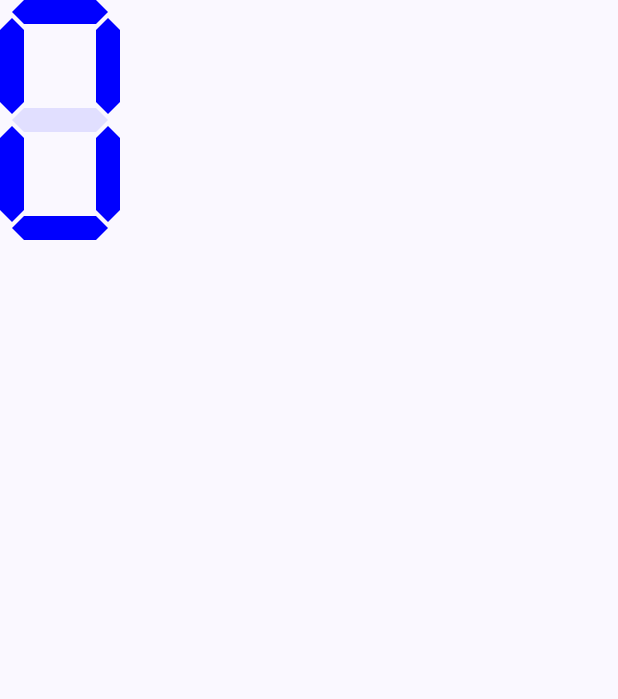
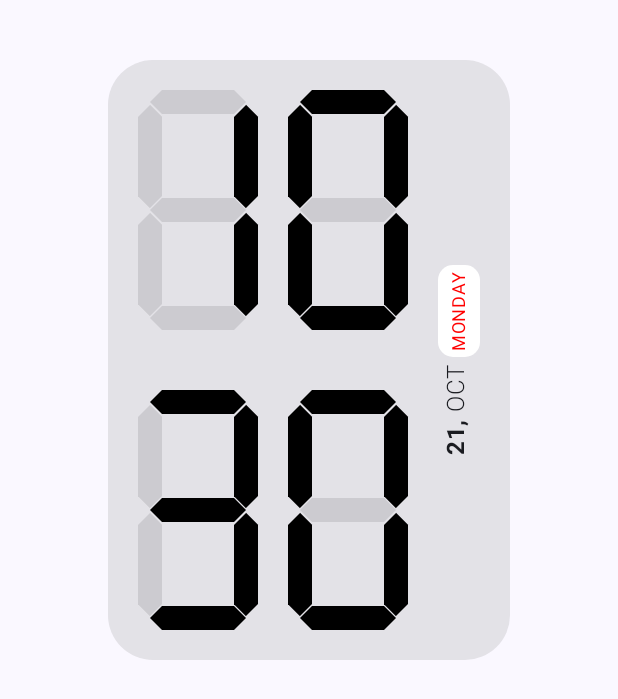
Before and after one commit to matinnasiri01/digitalClock, an Android app built with Jetpack Compose: the screen it shows after launch (MainActivity), on a phone screen of 412 x 824 dp. Shown: the top 699 px of the screen. Run offline under Robolectric (Android 15) with nearby library versions, the phone set to English and light mode, and no system bars.

Commit message:
preparation according to ui

```diff
--- a/app/src/main/java/io/nasiri/clock/MainActivity.kt
+++ b/app/src/main/java/io/nasiri/clock/MainActivity.kt
@@ -4,15 +4,14 @@ import android.os.Bundle
 import androidx.activity.ComponentActivity
 import androidx.activity.compose.setContent
 import androidx.activity.enableEdgeToEdge
-import androidx.compose.foundation.layout.Column
 import androidx.compose.foundation.layout.fillMaxSize
 import androidx.compose.foundation.layout.padding
 import androidx.compose.material3.Scaffold
 import androidx.compose.ui.Modifier
-import androidx.compose.ui.unit.dp
-import io.nasiri.clock.ui.item.SingleCounter
+import androidx.compose.ui.layout.layout
+import io.nasiri.clock.ui.MainDigitalClock
 import io.nasiri.clock.ui.theme.ClockTheme
-import io.nasiri.clock.util.new01
+import io.nasiri.clock.util.getCurrentFormattedDateTime
 
 class MainActivity : ComponentActivity() {
     override fun onCreate(savedInstanceState: Bundle?) {
@@ -21,18 +20,22 @@ class MainActivity : ComponentActivity() {
         setContent {
             ClockTheme {
                 Scaffold(modifier = Modifier.fillMaxSize()) { innerPadding ->
-                    Column(
-                        modifier = Modifier
-                            .padding(innerPadding)
-                    ) {
-                        SingleCounter(
-                            active = new01[0]?.map { it == 1 }!!,
-                            boxWidth = 80.dp
-                        )
-
-                    }
+                    MainDigitalClock(
+                        modifier = Modifier.padding(innerPadding),
+                        data = getCurrentFormattedDateTime()
+                    )
                 }
             }
         }
     }
 }
+
+fun Modifier.vertical() = layout { measurable, constraints ->
+    val placeable = measurable.measure(constraints)
+    layout(placeable.height, placeable.width) {
+        placeable.place(
+            x = -(placeable.width / 2 - placeable.height / 2),
+            y = -(placeable.height / 2 - placeable.width / 2)
+        )
+    }
+}
--- /dev/null
+++ b/app/src/main/java/io/nasiri/clock/ui/MainDigitalClock.kt
@@ -0,0 +1,109 @@
+package io.nasiri.clock.ui
+
+import androidx.compose.foundation.background
+import androidx.compose.foundation.layout.Arrangement
+import androidx.compose.foundation.layout.Box
+import androidx.compose.foundation.layout.Row
+import androidx.compose.foundation.layout.fillMaxHeight
+import androidx.compose.foundation.layout.fillMaxWidth
+import androidx.compose.foundation.layout.height
+import androidx.compose.foundation.layout.padding
+import androidx.compose.foundation.layout.width
+import androidx.compose.foundation.shape.RoundedCornerShape
+import androidx.compose.material3.Text
+import androidx.compose.runtime.Composable
+import androidx.compose.ui.Alignment
+import androidx.compose.ui.Modifier
+import androidx.compose.ui.draw.rotate
+import androidx.compose.ui.graphics.Color
+import androidx.compose.ui.text.SpanStyle
+import androidx.compose.ui.text.buildAnnotatedString
+import androidx.compose.ui.text.font.FontWeight
+import androidx.compose.ui.text.withStyle
+import androidx.compose.ui.unit.dp
+import androidx.compose.ui.unit.sp
+import io.nasiri.clock.ui.item.SingleCounter
+import io.nasiri.clock.util.new01
+import io.nasiri.clock.vertical
+
+@Composable
+fun MainDigitalClock(modifier: Modifier = Modifier, data: List<String>) {
+    val ss = data[0].split("").filter { it.isNotBlank() }.map { it.toInt() }
+    Box(
+        modifier = modifier
+            .fillMaxWidth()
+            .padding(top = 40.dp), contentAlignment = Alignment.Center
+    ) {
+
+        Box(
+            modifier = Modifier
+                .background(
+                    color = Color.Gray.copy(.2f), shape = RoundedCornerShape(30.dp)
+                )
+                .padding(20.dp)
+        ) {
+            Row(
+                modifier = Modifier.height(360.dp),
+                verticalAlignment = Alignment.CenterVertically,
+                horizontalArrangement = Arrangement.spacedBy(20.dp)
+            ) {
+                Box(
+                    modifier = Modifier
+                        .fillMaxHeight()
+                        .width(180.dp)
+                ) {
+
+                    SingleCounter(
+                        showColor = Color.Black,
+                        active = new01[ss[0]]?.map { it == 1 }!!,
+                        boxWidth = 80.dp
+                    )
+                    SingleCounter(
+                        showColor = Color.Black,
+                        modifier = Modifier.align(Alignment.TopEnd),
+                        active = new01[ss[1]]?.map { it == 1 }!!,
+                        boxWidth = 80.dp
+                    )
+                    SingleCounter(
+                        showColor = Color.Black,
+                        modifier = Modifier.align(Alignment.BottomEnd),
+                        active = new01[ss[3]]?.map { it == 1 }!!,
+                        boxWidth = 80.dp
+                    )
+
+                    SingleCounter(
+                        showColor = Color.Black,
+                        modifier = Modifier.align(Alignment.BottomStart),
+                        active = new01[ss[2]]?.map { it == 1 }!!,
+                        boxWidth = 80.dp
+                    )
+                }
+                Row(
+                    modifier = Modifier
+                        .rotate(270f)
+                        .vertical()
+                ) {
+                    val annotatedString = buildAnnotatedString {
+                        withStyle(style = SpanStyle(fontWeight = FontWeight.Bold)) {
+                            append("${data[1]}, ")
+                        }
+                        withStyle(style = SpanStyle(fontWeight = FontWeight.Light)) {
+                            append("${data[2]} ")
+                        }
+                    }
+                    Text(text = annotatedString)
+                    Text(
+                        text = data[3],
+                        color = Color.Red,
+                        fontSize = 12.sp,
+                        modifier = Modifier
+                            .background(
+                                color = Color.White, shape = RoundedCornerShape(10.dp)
+                            )
+                            .padding(vertical = 2.dp, horizontal = 4.dp)
+                    )
+                }
+            }
+        }
+    }
+}
--- a/app/src/main/java/io/nasiri/clock/ui/item/Counter.kt
+++ b/app/src/main/java/io/nasiri/clock/ui/item/Counter.kt
@@ -1,6 +1,8 @@
 package io.nasiri.clock.ui.item
 
+import android.util.Log
 import androidx.compose.foundation.Canvas
+import androidx.compose.foundation.background
 import androidx.compose.foundation.layout.*
 import androidx.compose.runtime.Composable
 import androidx.compose.ui.Alignment
@@ -22,48 +24,48 @@ fun SingleCounter(
     require(active.size == 7) { "The 'active' list must have exactly 7 elements." }
 
     val boxHeight = boxWidth * 2
-    val spacerHeight = boxHeight * .05f
+    val spacerHeight = boxHeight * .02f
     val sSize = boxWidth * .2f
     val bSize = boxWidth * .8f
+    val bHSize = boxWidth * .86f
     val pointerSize = bSize * .125f
 
     Box(modifier = modifier.size(width = boxWidth, height = boxHeight)) {
         Row(
-            modifier = Modifier.fillMaxSize(),
+            modifier = Modifier
+                .fillMaxSize(),
             horizontalArrangement = Arrangement.SpaceBetween,
             verticalAlignment = Alignment.CenterVertically
         ) {
-            Column {
+            Column(verticalArrangement = Arrangement.spacedBy(spacerHeight)) {
                 SiItem(
                     isActive = active[1],
                     activeColor = showColor,
                     width = sSize,
-                    height = bSize,
+                    height = bHSize,
                     pointerSize = pointerSize
                 )
-                Spacer(modifier = Modifier.height(spacerHeight))
                 SiItem(
                     isActive = active[4],
                     activeColor = showColor,
                     width = sSize,
-                    height = bSize,
+                    height = bHSize,
                     pointerSize = pointerSize
                 )
             }
-            Column {
+            Column(verticalArrangement = Arrangement.spacedBy(spacerHeight)) {
                 SiItem(
                     isActive = active[2],
                     activeColor = showColor,
                     width = sSize,
-                    height = bSize,
+                    height = bHSize,
                     pointerSize = pointerSize
                 )
-                Spacer(modifier = Modifier.height(spacerHeight))
                 SiItem(
                     isActive = active[5],
                     activeColor = showColor,
                     width = sSize,
-                    height = bSize,
+                    height = bHSize,
                     pointerSize = pointerSize
                 )
             }
--- a/app/src/main/java/io/nasiri/clock/util/dic.kt
+++ b/app/src/main/java/io/nasiri/clock/util/dic.kt
@@ -1,4 +1,8 @@
 package io.nasiri.clock.util
+
+import android.icu.util.Calendar
+import java.text.SimpleDateFormat
+import java.util.Locale
 
 val new01 = mapOf(
     0 to listOf(1, 1, 1, 0, 1, 1, 1),
@@ -12,3 +16,9 @@ val new01 = mapOf(
     8 to listOf(1, 1, 1, 1, 1, 1, 1),
     9 to listOf(1, 1, 1, 1, 0, 1, 1)
 )
+
+fun getCurrentFormattedDateTime(): List<String> {
+    val calendar = Calendar.getInstance()
+    val dateFormat = SimpleDateFormat("HHmm dd MMM EEEE", Locale.ENGLISH)
+    return dateFormat.format(calendar.time).uppercase().split(" ")
+}
```
